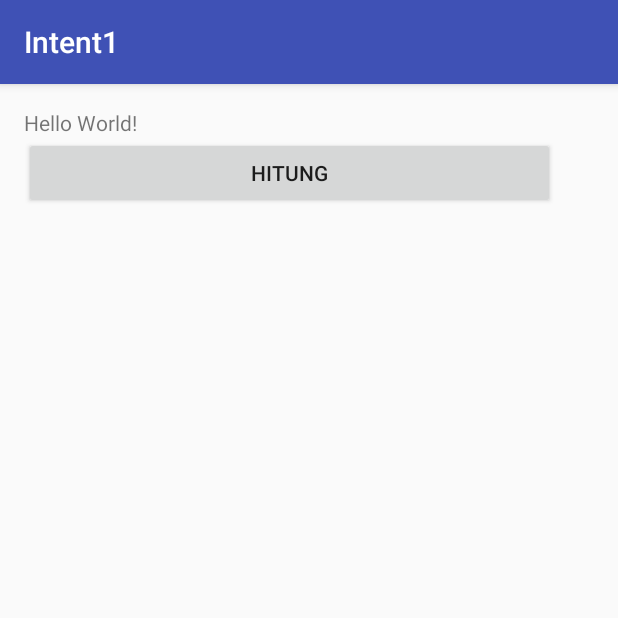
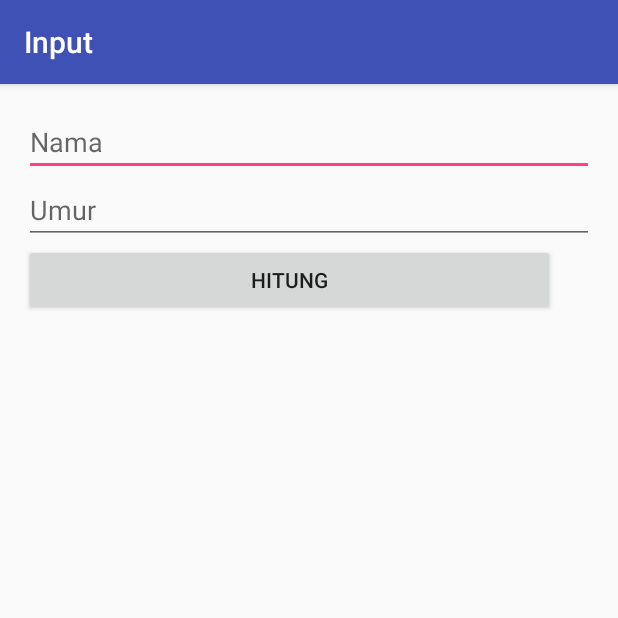
Before and after one commit to rintohadi/intent1, an Android app: the screen it shows after launch (MainActivity), on a phone screen of 412 x 824 dp, the top half of it. Run offline under Robolectric (Android 15) with nearby library versions, the phone set to English and light mode, and no system bars.

Commit message:
startActivity Part 2

```diff
--- a/app/src/main/java/id/sch/smktelkom_mlg/learn/intent1/MainActivity.java
+++ b/app/src/main/java/id/sch/smktelkom_mlg/learn/intent1/MainActivity.java
@@ -4,22 +4,44 @@ import android.content.Intent;
 import android.support.v7.app.AppCompatActivity;
 import android.os.Bundle;
 import android.view.View;
+import android.widget.EditText;
 
 public class MainActivity extends AppCompatActivity {
-
+    public static final String NAMA = "Nama";
+    public static final String UMUR = "Umur";
+    EditText etNama;
+    EditText etUmur;
     @Override
     protected void onCreate(Bundle savedInstanceState) {
         super.onCreate(savedInstanceState);
         setContentView(R.layout.activity_main);
+
+        etNama = (EditText) findViewById(R.id.editTextNama);
+        etUmur = (EditText) findViewById(R.id.editTextUmur);
+
+        setTitle("Input");
 
         findViewById(R.id.buttonHitung).setOnClickListener(new View.OnClickListener()
         {
             @Override
             public void onClick(View v)
             {
-                startActivity(new Intent(MainActivity.this, HasilActivity.class));
+                goHasil();
             }
         }
         );
     }
+
+    private void goHasil() {
+        String nama = etNama.getText().toString();
+        String umurStr = etUmur.getText().toString();
+
+        int umur = umurStr.isEmpty()?0:Integer.parseInt(umurStr);
+
+        Intent intent = new Intent(MainActivity.this, HasilActivity.class);
+        intent.putExtra(NAMA, nama);
+        intent.putExtra(UMUR, umur);
+
+        startActivity(intent);
+    }
 }
--- a/app/src/main/res/layout/activity_main.xml
+++ b/app/src/main/res/layout/activity_main.xml
@@ -11,14 +11,26 @@
     android:paddingTop="@dimen/activity_vertical_margin"
     tools:context="id.sch.smktelkom_mlg.learn.intent1.MainActivity">
 
-    <TextView
-        android:layout_width="wrap_content"
+    <EditText
+        android:layout_width="match_parent"
         android:layout_height="wrap_content"
-        android:text="Hello World!" />
+        android:inputType="textPersonName"
+        android:hint="Nama"
+        android:ems="10"
+        android:id="@+id/editTextNama" />
+
+    <EditText
+        android:layout_width="match_parent"
+        android:layout_height="wrap_content"
+        android:inputType="numberSigned"
+        android:hint="Umur"
+        android:ems="10"
+        android:id="@+id/editTextUmur" />
 
     <Button
         android:text="Hitung"
         android:layout_width="354dp"
         android:layout_height="wrap_content"
         android:id="@+id/buttonHitung" />
+
 </LinearLayout>
```
Also changed, not shown: app/src/main/java/id/sch/smktelkom_mlg/learn/intent1/HasilActivity.java (+14 -0 lines), app/src/main/res/layout/activity_hasil.xml (+7 -0 lines).
